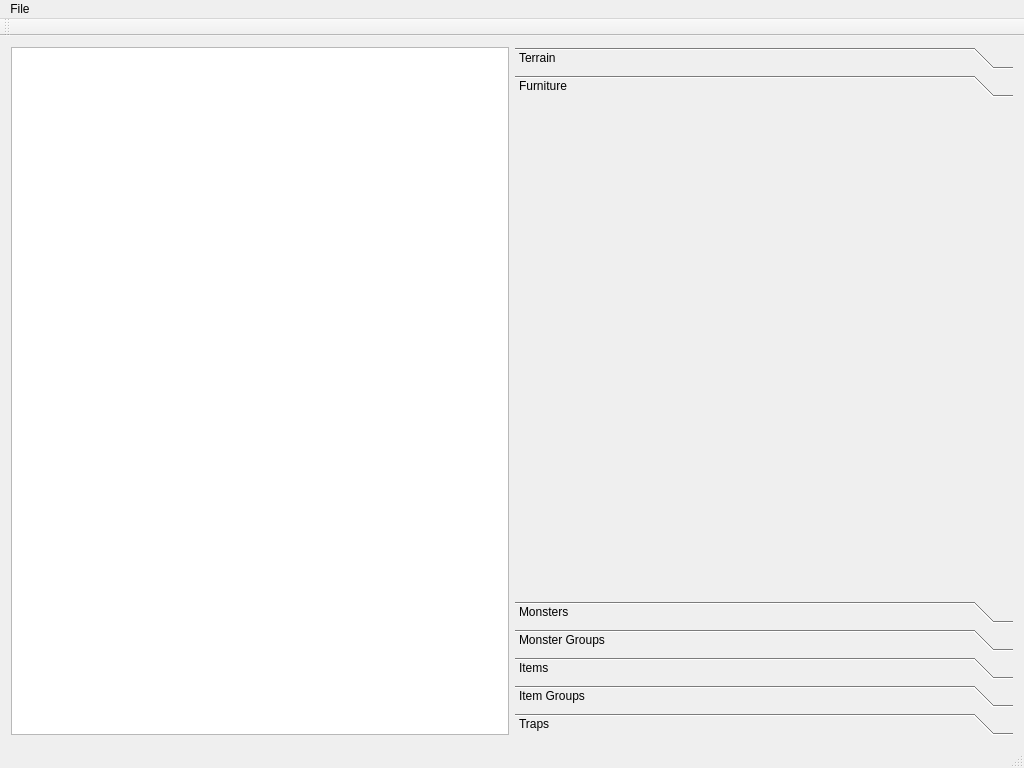
Before: the Qt Designer form buildingeditor.ui in vache/BuildingEditor, drawn with Qt 5.
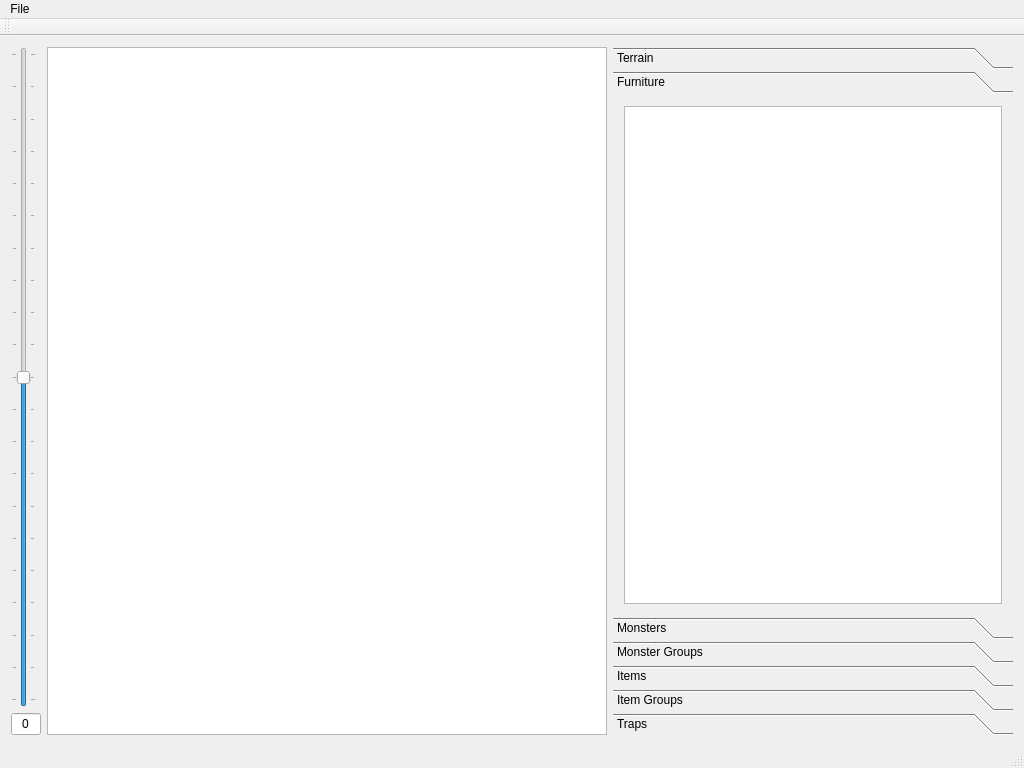
After: the same form once the commit is applied. The open tabs and pages were chosen to show the change. Custom widgets are drawn as their Qt base class.

Commit message: Big update, most terrain/furniture functionality

What changed in the file:
```diff
--- a/buildingeditor.ui
+++ b/buildingeditor.ui
@@ -15,15 +15,43 @@
   </property>
   <widget class="QWidget" name="centralWidget">
    <layout class="QGridLayout" name="gridLayout">
-    <item row="0" column="0">
-     <widget class="BuildingEditorView" name="tableView"/>
+    <item row="0" column="6">
+     <widget class="BuildingEditorView" name="tableView">
+      <property name="editTriggers">
+       <set>QAbstractItemView::NoEditTriggers</set>
+      </property>
+      <property name="selectionMode">
+       <enum>QAbstractItemView::SingleSelection</enum>
+      </property>
+      <property name="gridStyle">
+       <enum>Qt::DotLine</enum>
+      </property>
+      <property name="wordWrap">
+       <bool>false</bool>
+      </property>
+      <attribute name="horizontalHeaderDefaultSectionSize">
+       <number>16</number>
+      </attribute>
+      <attribute name="verticalHeaderDefaultSectionSize">
+       <number>16</number>
+      </attribute>
+     </widget>
     </item>
-    <item row="0" column="1">
+    <item row="0" column="7">
      <widget class="QToolBox" name="toolBox">
+      <property name="maximumSize">
+       <size>
+        <width>400</width>
+        <height>16777215</height>
+       </size>
+      </property>
       <property name="currentIndex">
        <number>0</number>
       </property>
-      <widget class="QWidget" name="page">
+      <property name="tabSpacing">
+       <number>2</number>
+      </property>
+      <widget class="QWidget" name="terrainPage">
        <property name="geometry">
         <rect>
          <x>0</x>
@@ -41,13 +69,18 @@
         <rect>
          <x>0</x>
          <y>0</y>
-         <width>500</width>
-         <height>508</height>
+         <width>400</width>
+         <height>536</height>
         </rect>
        </property>
        <attribute name="label">
         <string>Furniture</string>
        </attribute>
+       <layout class="QVBoxLayout" name="verticalLayout_2">
+        <item>
+         <widget class="QListWidget" name="furnitureWidget"/>
+        </item>
+       </layout>
       </widget>
       <widget class="QWidget" name="page_3">
        <attribute name="label">
@@ -76,6 +109,63 @@
       </widget>
      </widget>
     </item>
+    <item row="0" column="1">
+     <layout class="QVBoxLayout" name="verticalLayout_3">
+      <item>
+       <widget class="QSlider" name="zLevelSlider">
+        <property name="minimum">
+         <number>-10</number>
+        </property>
+        <property name="maximum">
+         <number>10</number>
+        </property>
+        <property name="pageStep">
+         <number>3</number>
+        </property>
+        <property name="orientation">
+         <enum>Qt::Vertical</enum>
+        </property>
+        <property name="tickPosition">
+         <enum>QSlider::TicksBothSides</enum>
+        </property>
+        <property name="tickInterval">
+         <number>1</number>
+        </property>
+       </widget>
+      </item>
+      <item>
+       <widget class="QLineEdit" name="zLevelLE">
+        <property name="sizePolicy">
+         <sizepolicy hsizetype="Fixed" vsizetype="Fixed">
+          <horstretch>0</horstretch>
+          <verstretch>0</verstretch>
+         </sizepolicy>
+        </property>
+        <property name="minimumSize">
+         <size>
+          <width>30</width>
+          <height>0</height>
+         </size>
+        </property>
+        <property name="maximumSize">
+         <size>
+          <width>30</width>
+          <height>16777215</height>
+         </size>
+        </property>
+        <property name="text">
+         <string>0</string>
+        </property>
+        <property name="alignment">
+         <set>Qt::AlignCenter</set>
+        </property>
+        <property name="readOnly">
+         <bool>true</bool>
+        </property>
+       </widget>
+      </item>
+     </layout>
+    </item>
    </layout>
   </widget>
   <widget class="QMenuBar" name="menuBar">
```
Left out of the diff: 61 changed lines with no effect on the pictures. The commit also changes 40 other files.
